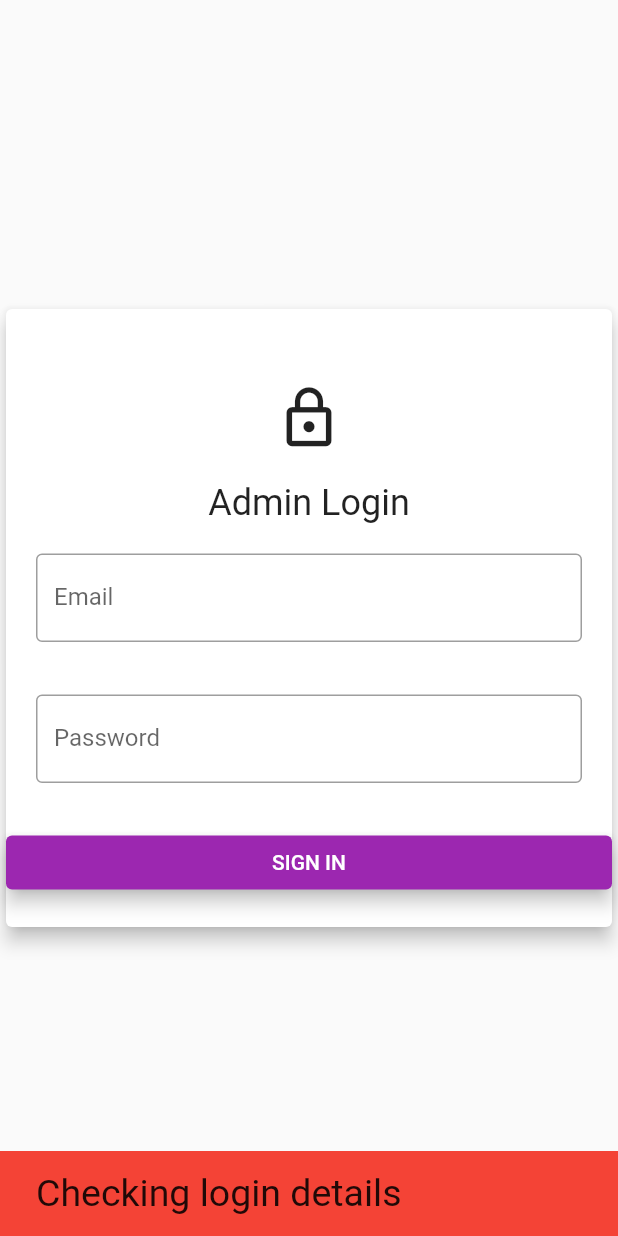
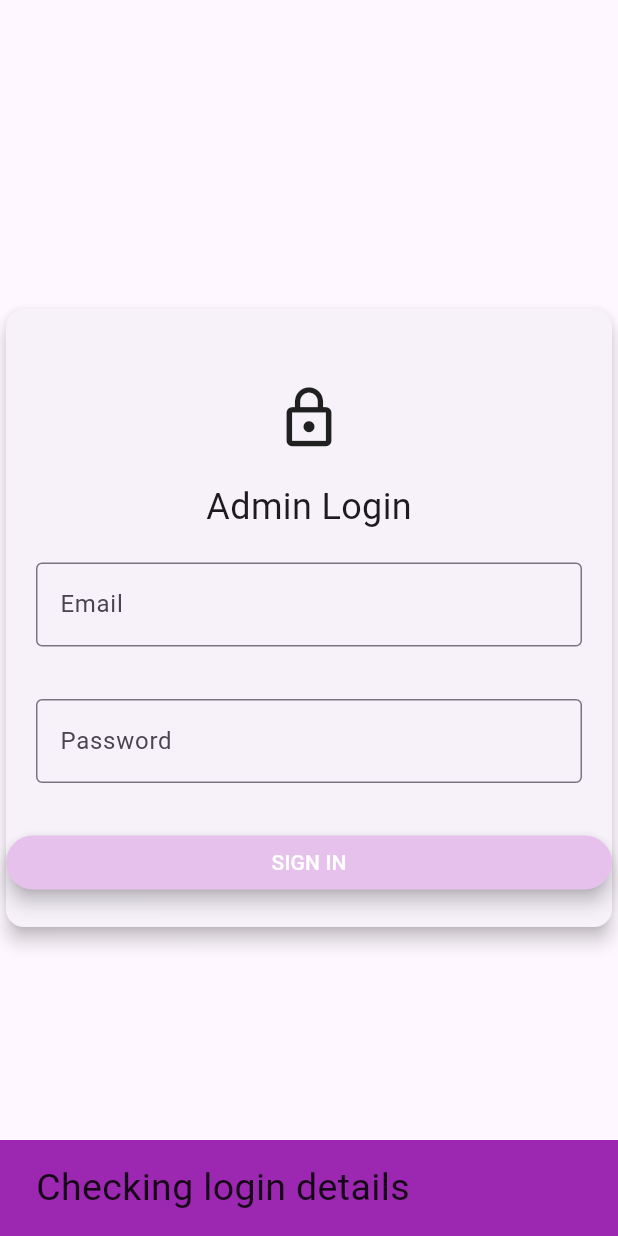
Before and after one commit to praneethk666/Admin_Panel-using-flutter-web, a Flutter app: the screen it shows after launch, after a tap on "SIGN IN", on a phone screen of 412 x 824 dp. Run offline on Flutter 3.47's test engine with Material 2 defaults, Android fonts, the phone set to English and light mode, and no system bars; our stand-ins replace cloud_firestore, file_picker, firebase_auth, firebase_core, firebase_storage, get and 1 more; accounts and stored records are empty; network calls fail.

Commit message:
new changes

```diff
--- /dev/null
+++ b/lib/controllers/bindings.dart
@@ -0,0 +1,14 @@
+
+import 'package:get/get.dart';
+
+import 'firebase_controller.dart';
+
+class InitialBindings extends Bindings {
+  @override
+  void dependencies() {
+    Get.put<FireBaseStorage>(
+      FireBaseStorage(),
+      permanent: true,
+    );
+
+}}
--- /dev/null
+++ b/lib/controllers/firebase_controller.dart
@@ -0,0 +1,50 @@
+import 'dart:typed_data';
+
+import 'package:firebase_storage/firebase_storage.dart';
+import 'package:get/get.dart';
+
+class FireBaseStorage extends GetxController {
+  @override
+  void onInit() {
+    getResult();
+    super.onInit();
+  }
+
+  final storageRef = FirebaseStorage.instance.ref();
+  List<String> images = List.empty(growable: true);
+  void getResult() async {
+
+    Reference reference = storageRef.child('adminpanel');
+    var itemsList=await reference.listAll();
+    itemsList.items.forEach((element)async{
+      var url=await element.getDownloadURL();
+      images.add(url);
+    });
+    update();
+
+
+
+       // print(images.length);
+    //s    print(images[0]);
+  }
+  void updateList(var data){
+    images.add(data);
+    update();
+  }
+}
+
+//     for (var items in value.items) {
+//       {
+//       items.getDownloadURL().then((url) => {
+
+//         images.add(url)
+
+//       });
+//     }
+//     }
+//     update();
+//   });
+// }
+
+
+// }
--- a/lib/main.dart
+++ b/lib/main.dart
@@ -1,8 +1,10 @@
 import 'package:firebase_auth/firebase_auth.dart';
 import 'package:firebase_core/firebase_core.dart';
 import 'package:flutter/material.dart';
-import 'package:flutter_web/home_page.dart';
-import 'package:flutter_web/login_page.dart';
+import 'package:flutter_web/controllers/bindings.dart';
+import 'package:flutter_web/pages/home_page.dart';
+import 'package:flutter_web/pages/login_page.dart';
+import 'package:get/get.dart';
 
 import 'config.dart';
 final auth = FirebaseAuth.instance;
@@ -13,7 +15,8 @@ Future<void> main() async {
           apiKey: configurations.apiKey,
           appId: configurations.appId,
           messagingSenderId: configurations.messagingSenderId,
-          projectId: configurations.projectId)
+          projectId: configurations.projectId,
+          storageBucket: "authentication-bf21b.appspot.com",)
   );
   runApp(const MyApp());
 }
@@ -22,12 +25,13 @@ class MyApp extends StatelessWidget {
   // This widget is the root of your application.
   @override
   Widget build(BuildContext context) {
-    return MaterialApp(
-      theme: ThemeData(
+    return GetMaterialApp(
+      theme: ThemeData(useMaterial3: true,
         primarySwatch: Colors.blue,
       ),
       debugShowCheckedModeBanner: false,
-      home: FirebaseAuth.instance.currentUser == null?const MyHomePage():const Main()
+      home: FirebaseAuth.instance.currentUser == null?const MyHomePage():const Main(),
+      initialBinding: InitialBindings(),
     );
   }
 }
--- a/lib/home_page.dart
+++ b/lib/pages/home_page.dart
@@ -1,9 +1,9 @@
 import 'package:firebase_auth/firebase_auth.dart';
 import 'package:flutter/material.dart';
-import 'package:flutter_web/admins.dart';
+import 'package:flutter_web/pages/admins.dart';
 import 'package:flutter_web/dash_Board.dart';
-import 'package:flutter_web/favorites.dart';
-import 'package:flutter_web/login_page.dart';
+import 'package:flutter_web/pages/favorites.dart';
+import 'package:flutter_web/pages/login_page.dart';
 
 class Main extends StatefulWidget {
   const Main({Key? key}) : super(key: key);
--- a/lib/login_page.dart
+++ b/lib/pages/login_page.dart
@@ -1,7 +1,7 @@
 import 'package:cloud_firestore/cloud_firestore.dart';
 import 'package:firebase_auth/firebase_auth.dart';
 import 'package:flutter/material.dart';
-import 'package:flutter_web/home_page.dart';
+import 'package:flutter_web/pages/home_page.dart';
 
 class MyHomePage extends StatefulWidget {
   const MyHomePage({Key? key}) : super(key: key);
@@ -25,7 +25,7 @@ class _MyHomePageState extends State<MyHomePage> {
           color: Colors.black87,
         ),
       ),
-      backgroundColor: Colors.red,
+      backgroundColor:  Color(0xFF9C27B0),
       duration: Duration(seconds: 2),
     );
     ScaffoldMessenger.of(context).showSnackBar(snackBar);
@@ -43,7 +43,7 @@ class _MyHomePageState extends State<MyHomePage> {
             color: Colors.black87,
           ),
         ),
-        backgroundColor: Colors.red,
+        backgroundColor: const Color(0xFF9C27B0),
         duration: const Duration(seconds: 5),
       );
       ScaffoldMessenger.of(context).showSnackBar(snackBar);
@@ -73,7 +73,7 @@ class _MyHomePageState extends State<MyHomePage> {
                 color: Colors.black87,
               ),
             ),
-            backgroundColor: Colors.red,
+            backgroundColor:  Color(0xFF9C27B0),
             duration: Duration(seconds: 4),
           );
           ScaffoldMessenger.of(context).showSnackBar(snackBar);
@@ -138,8 +138,9 @@ class _MyHomePageState extends State<MyHomePage> {
                             allowLogin();
                           },
                           style: ElevatedButton.styleFrom(
-                              elevation: 5, primary: const Color(0xFF9C27B0)),
-                          child: const Text("SIGN IN")))
+                              elevation: 5, backgroundColor: const Color.fromARGB(255, 229, 193, 235)),
+                          child: const Text("SIGN IN",style: TextStyle(color: Colors.white
+                          ),)))
                 ],
               )),
         ),
```
Also changed, not shown: cors.json (added, +7 -0 lines), lib/dash_board.dart (deleted, +0 -19 lines), lib/favorites.dart (deleted, +0 -17 lines), lib/pages/admins.dart (renamed from lib/admins.dart, +9 -5 lines), lib/pages/dash_board.dart (added, +29 -0 lines), lib/pages/favorites.dart (added, +100 -0 lines), pubspec.yaml (+8 -0 lines), lib/models/admin_model.dart (renamed from lib/admin_model.dart), pubspec.lock, 3 other files.
